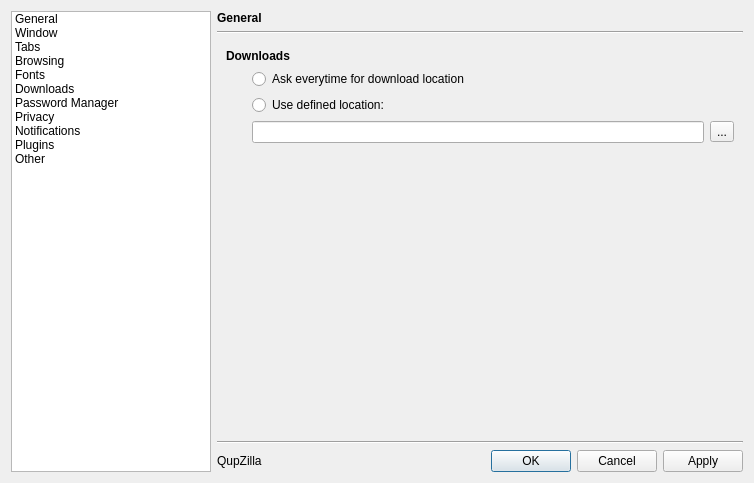
The window that src/preferences/preferences.ui (QupZilla/qupzilla) describes before a commit, drawn with Qt 5.
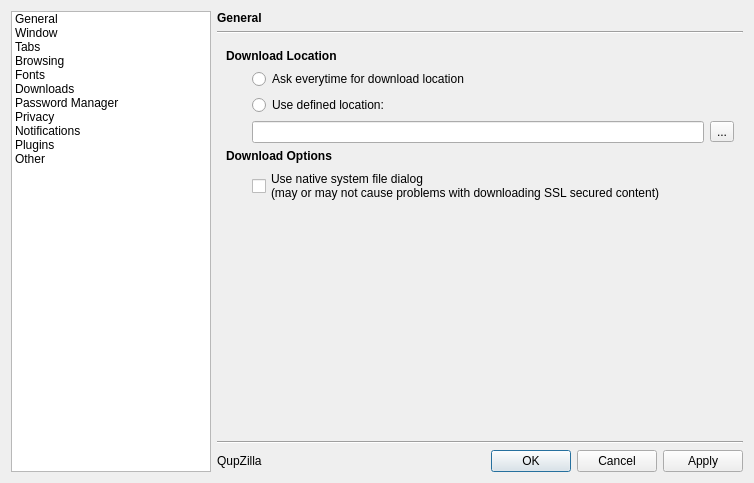
The same window after the commit. The open tabs and pages were chosen to show the change. Icons and pictures are not drawn. Custom widgets are drawn as their Qt base class.

Commit message: Added option to use native system dialog in downloads or not (using native file dialog on windows sometimes cause problems with downloading SSL content) Fixed issue with width of file name at download manager

Patch:
```diff
--- a/src/preferences/preferences.ui
+++ b/src/preferences/preferences.ui
@@ -1424,7 +1424,7 @@
        <item row="0" column="0" colspan="4">
         <widget class="QLabel" name="label_23">
          <property name="text">
-          <string>&lt;b&gt;Downloads&lt;/b&gt;</string>
+          <string>&lt;b&gt;Download Location&lt;/b&gt;</string>
          </property>
         </widget>
        </item>
@@ -1456,7 +1456,7 @@
          </item>
         </layout>
        </item>
-       <item row="6" column="2">
+       <item row="8" column="2">
         <spacer name="verticalSpacer_10">
          <property name="orientation">
           <enum>Qt::Vertical</enum>
@@ -1498,6 +1498,21 @@
          </property>
         </spacer>
        </item>
+       <item row="6" column="0" colspan="4">
+        <widget class="QLabel" name="label_22">
+         <property name="text">
+          <string>&lt;b&gt;Download Options&lt;/b&gt;</string>
+         </property>
+        </widget>
+       </item>
+       <item row="7" column="1" colspan="3">
+        <widget class="QCheckBox" name="downlaodNativeSystemDialog">
+         <property name="text">
+          <string>Use native system file dialog
+(may or may not cause problems with downloading SSL secured content)</string>
+         </property>
+        </widget>
+       </item>
       </layout>
      </widget>
      <widget class="QWidget" name="stackedWidgetPage5">
```
Left out of the diff: 2 changed lines with no effect on the pictures. The commit also changes 15 other files.
